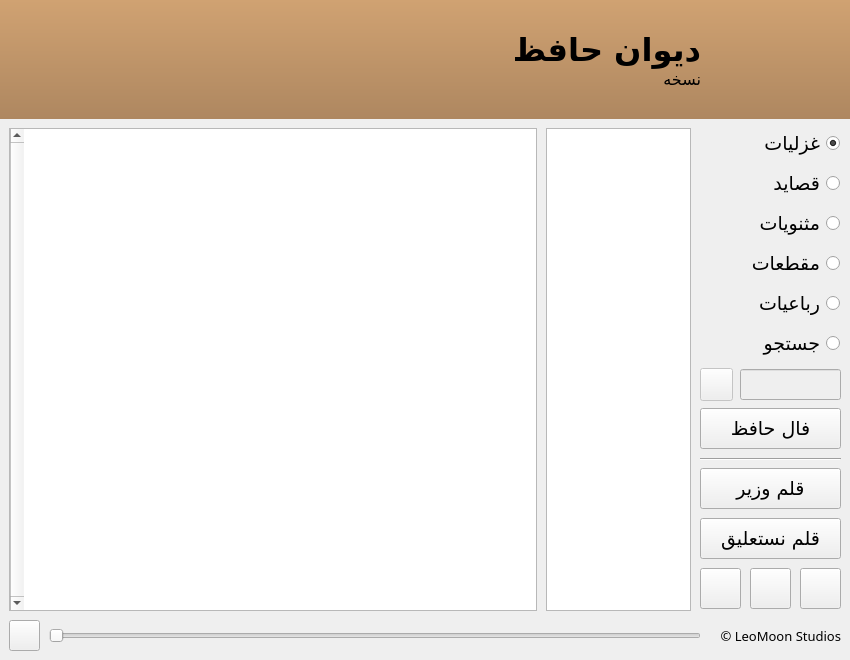
Old version of the form src/gui/guiMain.ui in the repository leomoon-studios/leomoon-hafez.
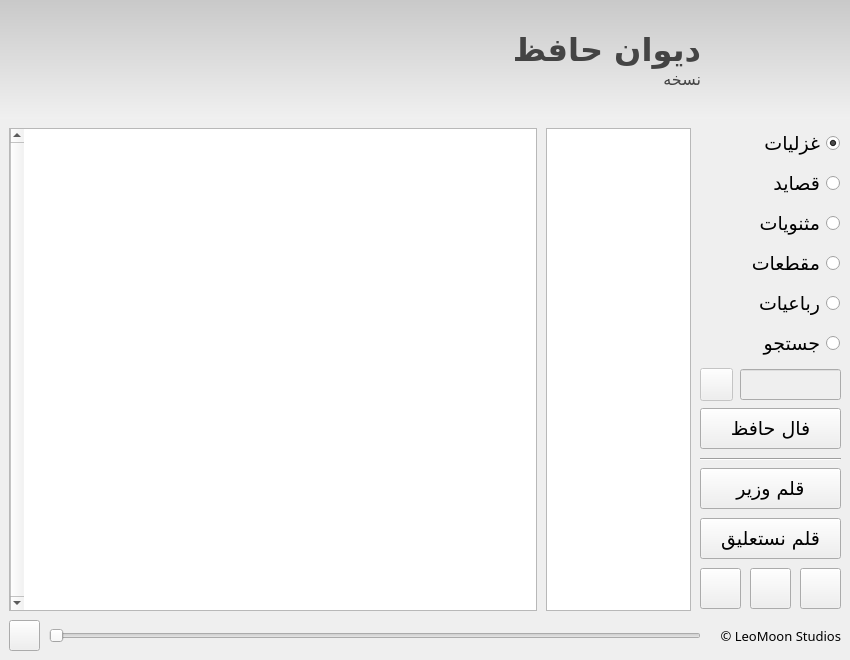
New version of the form. Icons and pictures are not drawn.

What changed in the file:
```diff
--- a/src/gui/guiMain.ui
+++ b/src/gui/guiMain.ui
@@ -27,7 +27,9 @@
    <enum>Qt::RightToLeft</enum>
   </property>
   <property name="styleSheet">
-   <string notr="true">QFrame#banner {background: qlineargradient( x1:0 y1:0, x2:0 y2:1, stop:0 #d0a272, stop:1 #ae8760); border-radius: 0px;}</string>
+   <string notr="true">QFrame#banner {background-color: qlineargradient(x1:0 y1:0, x2:0 y2:1, stop:0 #c9c9c9, stop:1 #F0F0F0); border-radius: 0px;}
+QLabel#titleLbl {color: rgb(68,68,68);}
+QLabel#verLbl {color: rgb(68,68,68);}</string>
   </property>
   <widget class="QWidget" name="centralwidget">
    <layout class="QVBoxLayout" name="verticalLayout_3">
```
